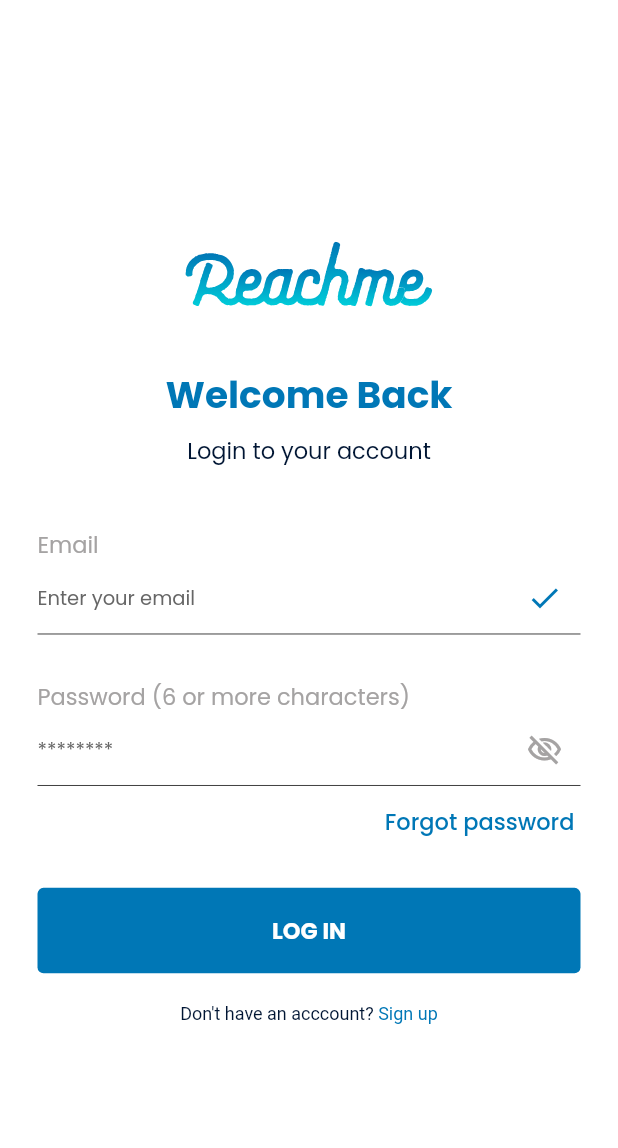
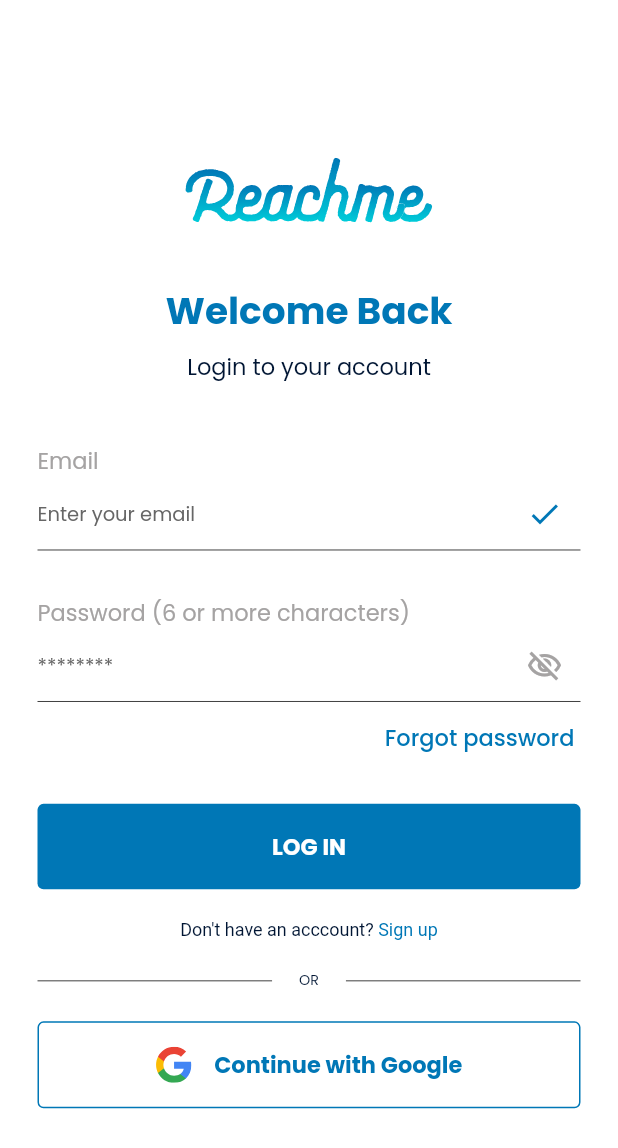
Before and after one commit to jidnation/RTesting, a Flutter app: the screen it shows after launch, after a tap on "SKIP", on a phone screen of 412 x 824 dp. Shown: the top 1148 px of the screen. Run offline on Flutter 3.47's test engine with Material 2 defaults, Android fonts, the phone set to English and light mode, and no system bars; our stand-ins replace dio, flutter_svg, freezed_annotation, hooks_riverpod, lottie, pinput and 1 more; missing offline and left inert: flutter_overlay_loader.

Commit message:
ui fixes

```diff
--- a/lib/components/custom_button.dart
+++ b/lib/components/custom_button.dart
@@ -1,4 +1,5 @@
 import 'package:flutter/material.dart';
+import 'package:flutter_svg/flutter_svg.dart';
 
 class CustomButton extends StatelessWidget {
   final String label;
@@ -7,6 +8,7 @@ class CustomButton extends StatelessWidget {
   final Color textColor;
   final BorderSide borderSide;
   final Size size;
+  final String prefix;
   const CustomButton({
     Key? key,
     required this.label,
@@ -15,6 +17,7 @@ class CustomButton extends StatelessWidget {
     required this.size,
     required this.textColor,
     required this.borderSide,
+    this.prefix = '',
   }) : super(key: key);
 
   @override
@@ -27,9 +30,13 @@ class CustomButton extends StatelessWidget {
             padding: const EdgeInsets.symmetric(horizontal: 16, vertical: 17),
             backgroundColor: color,
             side: borderSide,
-          shadowColor: const Color(0xFF323247)
-        ),
-        child: Text(
+            shadowColor: const Color(0xFF323247)),
+        child: Row(
+          mainAxisAlignment: MainAxisAlignment.center,
+          children: [
+            prefix == '' ? const SizedBox.shrink() : SvgPicture.asset(prefix),
+            prefix == '' ? const SizedBox.shrink() : const SizedBox(width: 15),
+            Text(
               label,
               style: TextStyle(
                 fontSize: 15,
@@ -37,6 +44,8 @@ class CustomButton extends StatelessWidget {
                 fontWeight: FontWeight.w600,
               ),
             ),
+          ],
+        ),
       ),
     );
   }
--- a/lib/screens/auth/login_screen.dart
+++ b/lib/screens/auth/login_screen.dart
@@ -2,7 +2,6 @@ import 'package:flutter_svg/flutter_svg.dart';
 import 'package:reach_me/components/custom_button.dart';
 import 'package:reach_me/components/custom_textfield.dart';
 import 'package:reach_me/core/services/navigation/navigation_service.dart';
-import 'package:reach_me/providers/auth.dart';
 import 'package:reach_me/screens/auth/forgot_password.dart';
 import 'package:reach_me/screens/auth/signup_screen.dart';
 import 'package:reach_me/utils/constants.dart';
@@ -172,6 +171,37 @@ class LoginScreen extends HookConsumerWidget {
                           ),
                         ),
                       ),
+                      const SizedBox(height: 20),
+                      Row(
+                        mainAxisAlignment: MainAxisAlignment.spaceBetween,
+                        children: const [
+                          Expanded(
+                              child: Divider(
+                                  color: AppColors.black,
+                                  thickness: 0.5,
+                                  height: 0.5,
+                                  endIndent: 18.0)),
+                          Text('OR',
+                              style: TextStyle(
+                                  color: AppColors.textColor, fontSize: 9.5)),
+                          Expanded(
+                              child: Divider(
+                                  color: AppColors.black,
+                                  thickness: 0.5,
+                                  height: 0.5,
+                                  indent: 18.0)),
+                        ],
+                      ),
+                      const SizedBox(height: 20),
+                      CustomButton(
+                          label: 'Continue with Google',
+                          prefix: 'assets/svgs/google.svg',
+                          color: AppColors.white,
+                          onPressed: () {},
+                          size: size,
+                          textColor: AppColors.primaryColor,
+                          borderSide: const BorderSide(
+                              width: 1, color: AppColors.primaryColor)),
                       const Expanded(child: SizedBox())
                     ],
                   ),
--- a/lib/screens/onboarding/rm_onboarding_screen.dart
+++ b/lib/screens/onboarding/rm_onboarding_screen.dart
@@ -62,9 +62,7 @@ class RMOnboardingScreenState extends State<RMOnboardingScreen> {
     var size = MediaQuery.of(context).size;
     return Scaffold(
       backgroundColor: widget.bgColor,
-      body: AnnotatedRegion<SystemUiOverlayStyle>(
-        value: SystemUiOverlayStyle.light,
-        child: SafeArea(
+      body: SafeArea(
         child: SizedBox(
           height: size.height,
           width: size.width,
@@ -157,7 +155,6 @@ class RMOnboardingScreenState extends State<RMOnboardingScreen> {
           ),
         ),
       ),
-      ),
       bottomSheet: _currentPage == widget.pages!.length - 1
           ? _showGetStartedButton()
           : const Text(''),
--- a/pubspec.yaml
+++ b/pubspec.yaml
@@ -79,7 +79,6 @@ flutter:
   assets:
     - assets/images/
     - assets/icons/
-    - assets/gifs/
     - assets/svgs/
 
   # fonts:
```
Also changed, not shown: lib/screens/auth/signup_screen.dart (+32 -2 lines), assets/fonts/Karla-Bold.ttf (deleted), assets/fonts/Karla-BoldItalic.ttf (deleted), assets/fonts/Karla-ExtraBold.ttf (deleted), assets/fonts/Karla-ExtraBoldItalic.ttf (deleted), assets/fonts/Karla-ExtraLight.ttf (deleted), assets/fonts/Karla-ExtraLightItalic.ttf (deleted), assets/fonts/Karla-Italic.ttf (deleted), assets/fonts/Karla-Light.ttf (deleted), assets/fonts/Karla-LightItalic.ttf (deleted), assets/fonts/Karla-Medium.ttf (deleted), assets/fonts/Karla-MediumItalic.ttf (deleted), assets/fonts/Karla-Regular.ttf (deleted), assets/fonts/Karla-SemiBold.ttf (deleted), 2 more files. Lines whose indentation alone changed are shown as unchanged.
